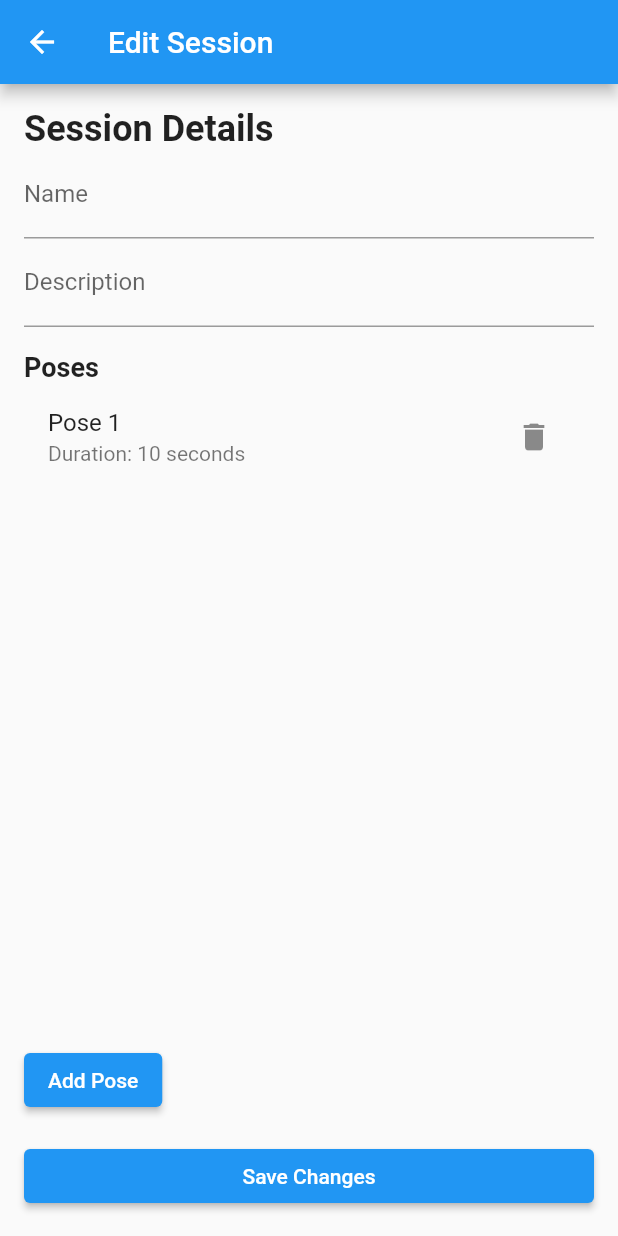
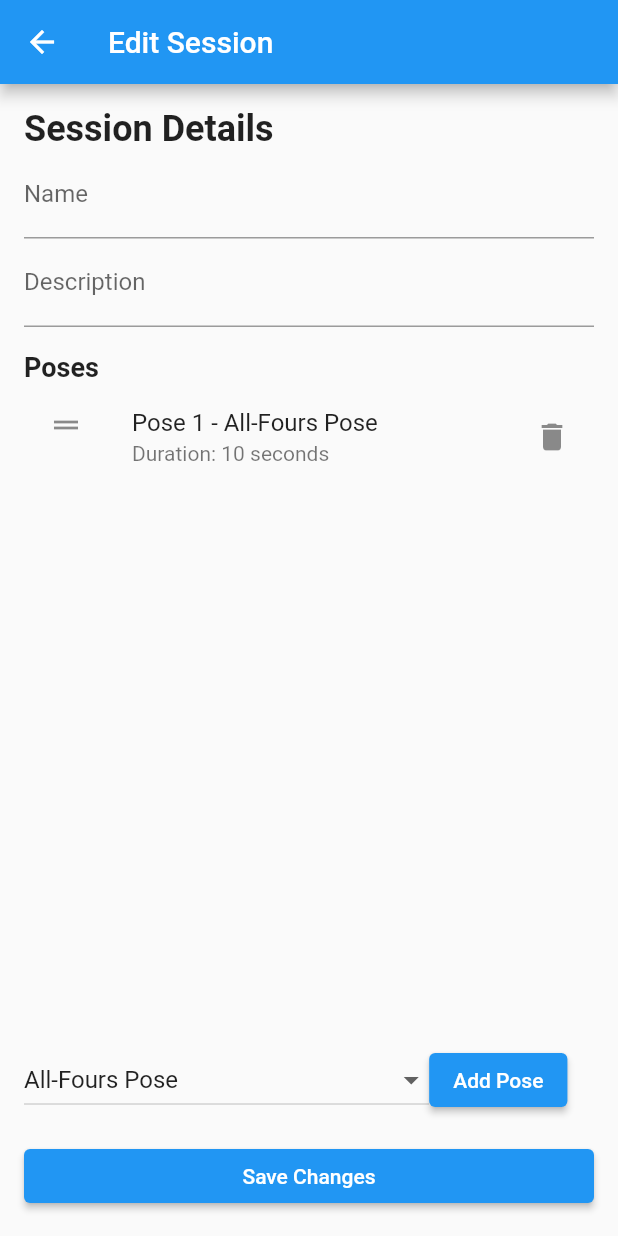
Before and after one commit to SeardnaSchmid/yoga-instructor, a Flutter app: the SessionEditScreen screen opened directly with empty values, after a tap on "Add Pose", on a phone screen of 412 x 824 dp. Run offline on Flutter 3.47's test engine with Material 2 defaults, Android fonts, the phone set to English and light mode, and no system bars; our stand-ins replace audioplayers, circular_countdown_timer, shared_preferences, wakelock; accounts and stored records are empty.

Commit message:
adds drag and drop to edit screen adds add button

```diff
--- a/lib/screens/session_edit.screen.dart
+++ b/lib/screens/session_edit.screen.dart
@@ -1,7 +1,9 @@
+import 'package:flutter/gestures.dart';
 import 'package:flutter/material.dart';
 import 'package:provider/provider.dart';
 import 'package:yoga_instructor/models/available_yoga_actions.dart';
 
+import '../models/yoga_action.dart';
 import '../models/yoga_pose.dart';
 import '../models/yoga_session.dart';
 import '../session.provider.dart';
@@ -19,6 +21,7 @@ class SessionEditScreenState extends State<SessionEditScreen> {
   late TextEditingController _nameController;
   late TextEditingController _descriptionController;
   final List<YogaPose> _poses = [];
+  late String _selectedAction;
 
   @override
   void initState() {
@@ -27,6 +30,7 @@ class SessionEditScreenState extends State<SessionEditScreen> {
     _descriptionController =
         TextEditingController(text: widget.session.description);
     _poses.addAll(widget.session.poses);
+    _selectedAction = AvailableYogaActions.getAction("allFoursPose").id;
   }
 
   @override
@@ -38,8 +42,7 @@ class SessionEditScreenState extends State<SessionEditScreen> {
 
   void _addPose() {
     setState(() {
-      _poses.add(YogaPose(AvailableYogaActions.getAction("allFoursPose").id,
-          duration: 10));
+      _poses.add(YogaPose(_selectedAction, duration: 10));
     });
   }
 
@@ -80,24 +83,56 @@ class SessionEditScreenState extends State<SessionEditScreen> {
                   style: TextStyle(fontSize: 18.0, fontWeight: FontWeight.bold),
                 ),
                 Expanded(
-                  child: ListView.builder(
-                    itemCount: _poses.length,
-                    itemBuilder: (context, index) {
+                  child: ReorderableListView(
+                    onReorder: (oldIndex, newIndex) {
+                      setState(() {
+                        if (newIndex > oldIndex) {
+                          newIndex -= 1;
+                        }
+                        final pose = _poses.removeAt(oldIndex);
+                        _poses.insert(newIndex, pose);
+                      });
+                    },
+                    dragStartBehavior: DragStartBehavior.down,
+                    children: _poses.asMap().entries.map((entry) {
+                      final index = entry.key;
+                      final pose = entry.value;
                       return ListTile(
-                        title: Text('Pose ${index + 1}'),
-                        subtitle:
-                            Text('Duration: ${_poses[index].duration} seconds'),
-                        trailing: IconButton(
-                          icon: const Icon(Icons.delete),
-                          onPressed: () => _removePose(index),
+                        key: ValueKey(pose),
+                        title: Text(
+                            'Pose ${index + 1} - ${AvailableYogaActions.getAction(pose.actionId).name}'),
+                        subtitle: Text('Duration: ${pose.duration} seconds'),
+                        trailing: GestureDetector(
+                          onTap: () => _removePose(index),
+                          child: const Icon(Icons.delete),
                         ),
+                        leading: const Icon(Icons.drag_handle),
                       );
-                    },
+                    }).toList(),
                   ),
                 ),
-                ElevatedButton(
-                  onPressed: _addPose,
-                  child: const Text('Add Pose'),
+                Row(
+                  children: [
+                    DropdownButton<String>(
+                      value: _selectedAction,
+                      onChanged: (newValue) {
+                        setState(() {
+                          _selectedAction = newValue!;
+                        });
+                      },
+                      items: AvailableYogaActions.actions.values
+                          .map<DropdownMenuItem<String>>((YogaAction action) {
+                        return DropdownMenuItem<String>(
+                          value: action.id,
+                          child: Text(action.name),
+                        );
+                      }).toList(),
+                    ),
+                    ElevatedButton(
+                      onPressed: _addPose,
+                      child: const Text('Add Pose'),
+                    ),
+                  ],
                 ),
                 const SizedBox(height: 16.0),
                 SizedBox(
```
